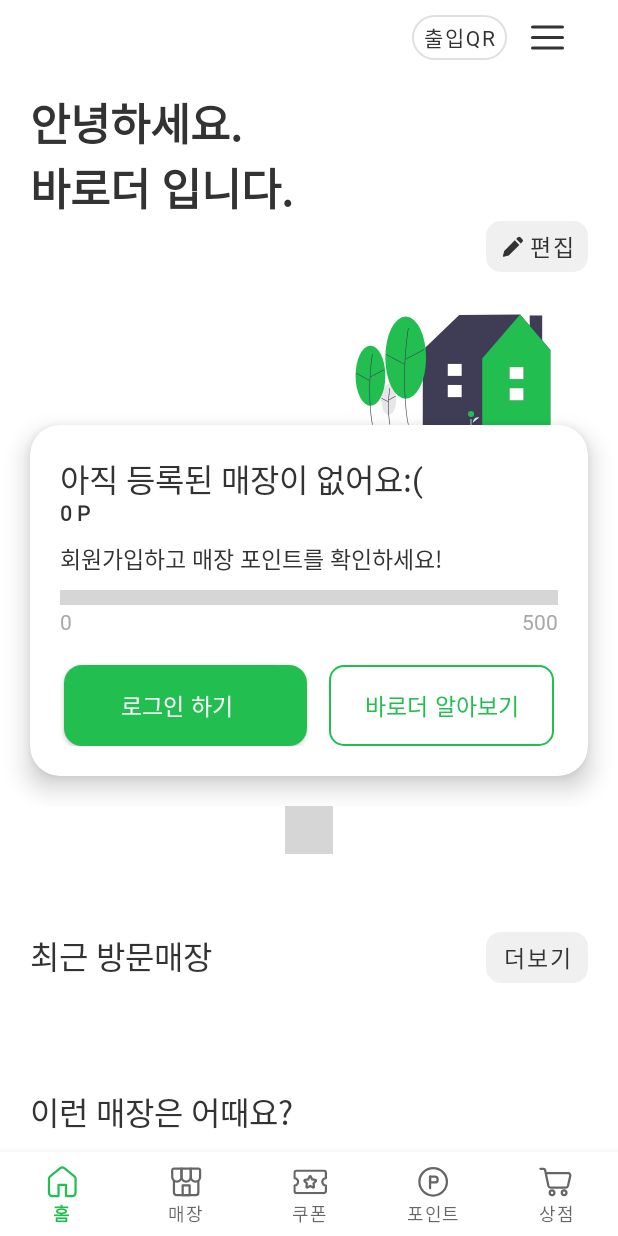
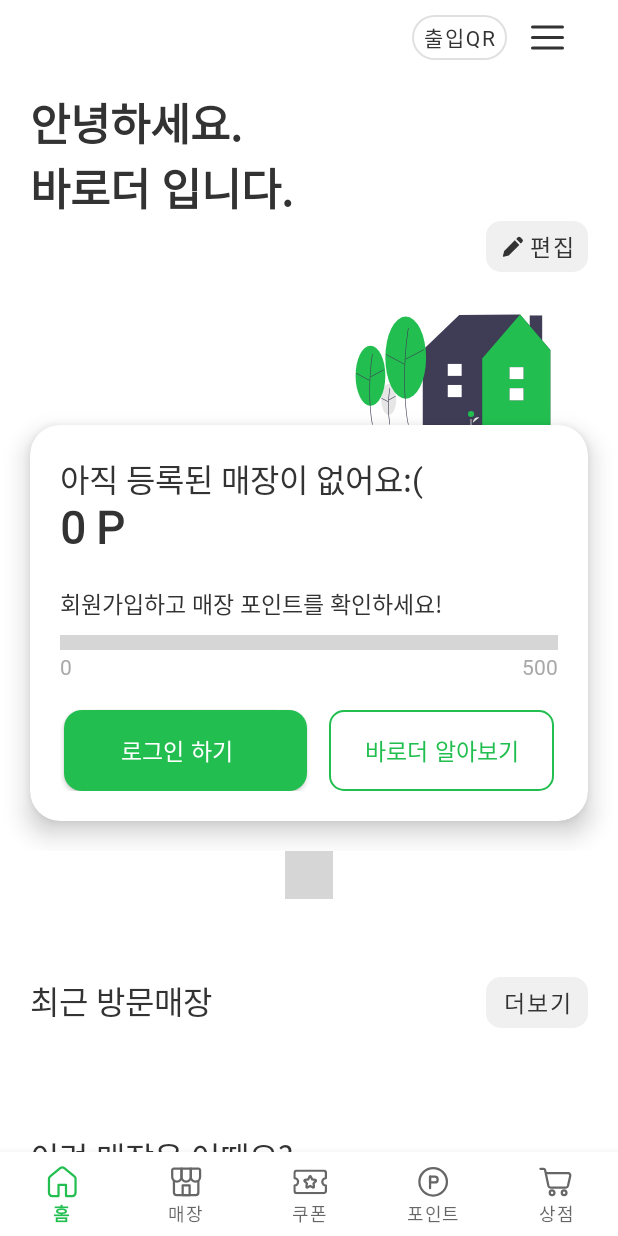
Before and after one commit to tddyko/baroder, an Android app: the screen it shows after launch (MainActivity), on a phone screen of 412 x 824 dp. Run offline under Robolectric (Android 15) with nearby library versions, the phone set to English and light mode, and no system bars; our stand-ins replace Dagger/Hilt's generated code, FlexboxLayout, Timber, navigation-ui; plain views replace ProgressView, WormDotsIndicator; 2 statements that could not run were skipped; grey boxes are pictures that could not be loaded.

```diff
--- a/app/src/main/res/layout/item_home_card.xml
+++ b/app/src/main/res/layout/item_home_card.xml
@@ -52,8 +52,8 @@
             <androidx.appcompat.widget.AppCompatTextView
                 android:id="@+id/empty_point"
                 style="@style/title_text"
-                android:layout_width="wrap_content"
-                android:layout_height="wrap_content"
+                android:layout_width="43dp"
+                android:layout_height="46dp"
                 app:layout_constraintStart_toStartOf="parent"
                 app:layout_constraintTop_toBottomOf="@+id/empty_store_name"
                 tools:text="0P" />
```
